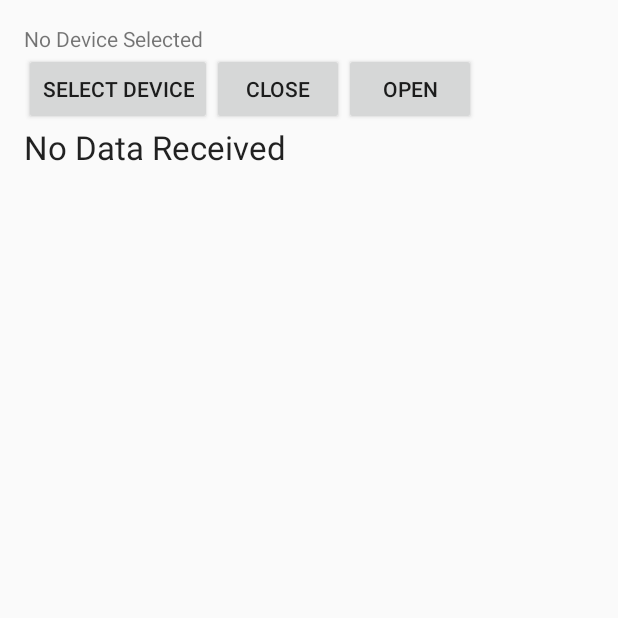
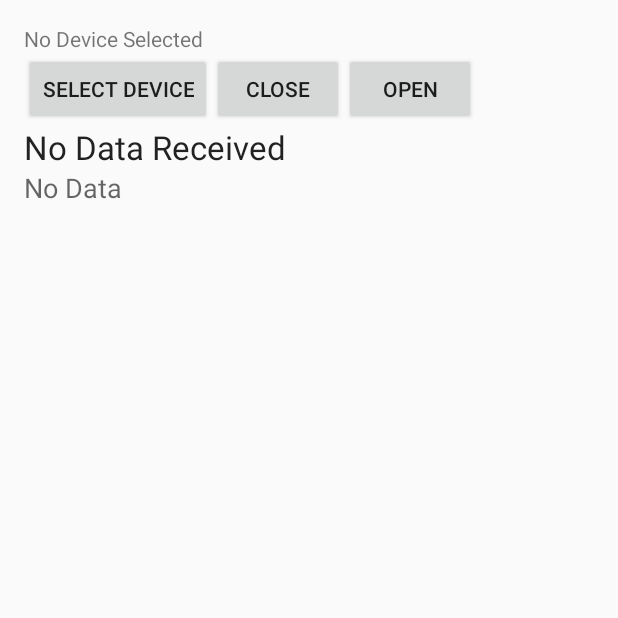
Before and after one commit to iandouglas96/drivR, an Android app: the screen it shows after launch (MainScreen), on a phone screen of 412 x 824 dp, the top half of it. Run offline under Robolectric (Android 15) with nearby library versions, the phone set to English and light mode, and no system bars.

Commit message:
Added very primitive initial data parsing

```diff
--- a/app/src/main/res/layout/activity_main_screen.xml
+++ b/app/src/main/res/layout/activity_main_screen.xml
@@ -55,4 +55,14 @@
         android:layout_alignRight="@+id/open"
         android:layout_alignEnd="@+id/open" />
 
+    <TextView
+        android:layout_width="wrap_content"
+        android:layout_height="wrap_content"
+        android:textAppearance="?android:attr/textAppearanceMedium"
+        android:text="No Data"
+        android:id="@+id/time_label"
+        android:layout_below="@+id/output_label"
+        android:layout_alignParentLeft="true"
+        android:layout_alignParentStart="true" />
+
 </RelativeLayout>
```
Also changed, not shown: app/src/main/java/com/pxlweavr/drivr/BluetoothHandler.java (+46 -3 lines), app/src/main/java/com/pxlweavr/drivr/MainScreen.java (+40 -4 lines).
